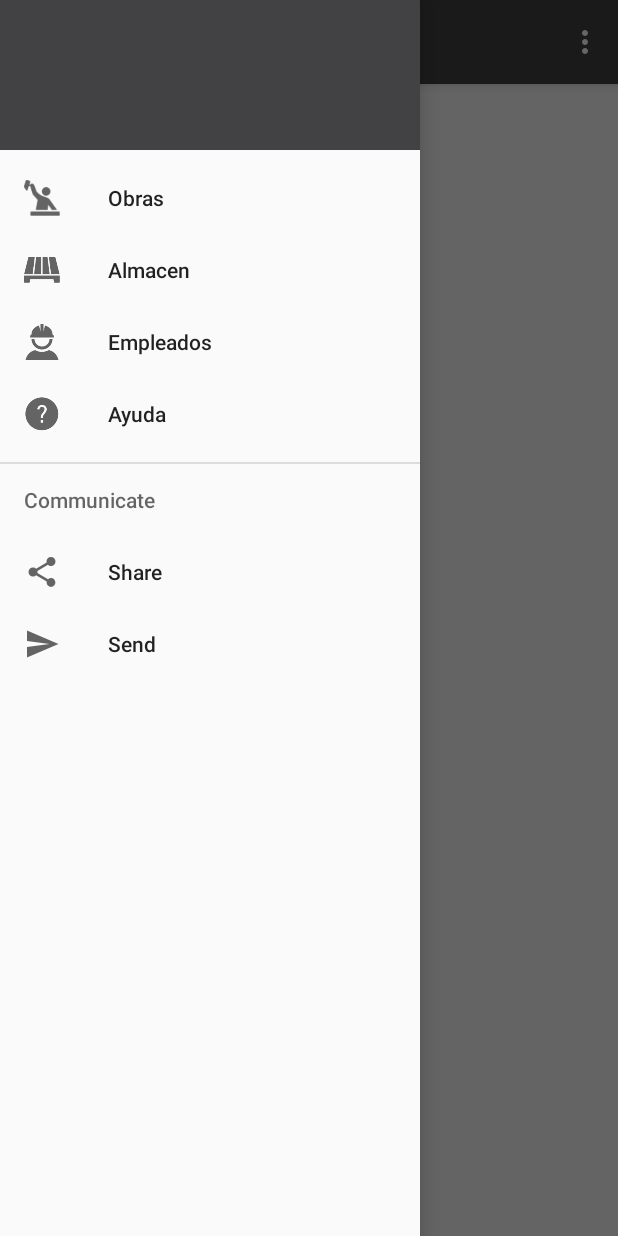
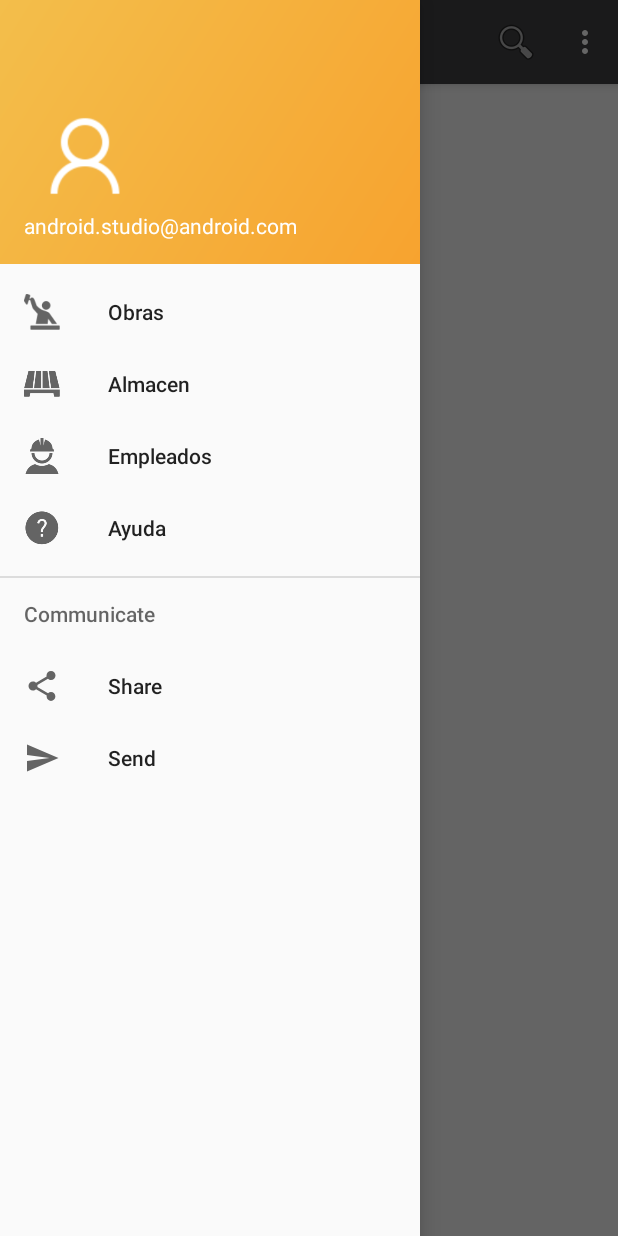
Before and after one commit to AzaelMoraless/YurtaApp, an Android app: the HomeActivity screen opened directly, with no data from a screen before it, with the side drawer open, on a phone screen of 412 x 824 dp. Run offline under Robolectric (Android 15) with nearby library versions, the phone set to English and light mode, and no system bars; Roboto replaces fonts that are not available here.

Commit message:
fragments_toolbar

```diff
--- a/app/src/main/java/mx/com/azaelmorales/yurtaapp/ObrasFragment.java
+++ b/app/src/main/java/mx/com/azaelmorales/yurtaapp/ObrasFragment.java
@@ -4,6 +4,9 @@ package mx.com.azaelmorales.yurtaapp;
 import android.os.Bundle;
 import android.support.v4.app.Fragment;
 import android.view.LayoutInflater;
+import android.view.Menu;
+import android.view.MenuInflater;
+import android.view.MenuItem;
 import android.view.View;
 import android.view.ViewGroup;
 
@@ -13,6 +16,25 @@ public class ObrasFragment extends Fragment {
     public View onCreateView(LayoutInflater inflater, ViewGroup container,
                              Bundle savedInstanceState) {
         // Inflate the layout for this fragment
+        setHasOptionsMenu(true);
         return inflater.inflate(R.layout.fragment_obras, container, false);
     }
+
+
+
+    @Override
+    public void onCreateOptionsMenu(Menu menu, MenuInflater inflater) {
+        super.onCreateOptionsMenu(menu, inflater);
+        inflater.inflate(R.menu.toolbar_obras,menu); // TU MENU
+    }
+
+    @Override
+    public boolean onOptionsItemSelected(MenuItem item) {
+        switch (item.getItemId()) {
+            case R.id.nav_obras: // TU OPCION
+                return true;
+            default:
+                return super.onOptionsItemSelected(item);
+        }
+    }
 }
--- a/app/src/main/res/drawable/side_nav_bar.xml
+++ b/app/src/main/res/drawable/side_nav_bar.xml
@@ -2,7 +2,7 @@
     android:shape="rectangle">
     <gradient
         android:angle="135"
-        android:endColor="@color/colorPrimary"
-        android:startColor="@color/colorPrimary"
+        android:endColor="#F3BE4B"
+        android:startColor="#F7A32F"
         android:type="linear" />
 </shape>
--- a/app/src/main/res/layout/app_bar_home.xml
+++ b/app/src/main/res/layout/app_bar_home.xml
@@ -6,10 +6,12 @@
     android:layout_height="match_parent"
     tools:context=".HomeActivity">
 
+
     <android.support.design.widget.AppBarLayout
         android:layout_width="match_parent"
         android:layout_height="wrap_content"
         android:theme="@style/AppTheme.AppBarOverlay">
+
 
         <android.support.v7.widget.Toolbar
             android:id="@+id/toolbar"
@@ -18,7 +20,9 @@
             android:background="?attr/colorPrimary"
             app:popupTheme="@style/AppTheme.PopupOverlay" />
 
+
     </android.support.design.widget.AppBarLayout>
+
 
     <include layout="@layout/content_home" />
 
--- a/app/src/main/res/layout/nav_header_home.xml
+++ b/app/src/main/res/layout/nav_header_home.xml
@@ -6,9 +6,25 @@
     android:background="@drawable/side_nav_bar"
     android:gravity="bottom"
     android:orientation="vertical"
-    android:paddingLeft="@dimen/activity_horizontal_margin"
-    android:paddingTop="@dimen/activity_vertical_margin"
-    android:paddingRight="@dimen/activity_horizontal_margin"
-    android:paddingBottom="@dimen/activity_vertical_margin"
+    android:paddingLeft="@dimen/nav_header_horizontal_margin"
+    android:paddingTop="@dimen/nav_header_vertical_margin"
+    android:paddingRight="@dimen/nav_header_horizontal_margin"
+    android:paddingBottom="@dimen/nav_header_vertical_margin"
     android:theme="@style/ThemeOverlay.AppCompat.Dark">
+
+    <ImageView
+        android:id="@+id/imageView"
+        android:layout_width="81dp"
+        android:layout_height="81dp"
+        android:contentDescription="@string/nav_header_desc"
+        android:paddingTop="@dimen/nav_header_vertical_spacing"
+        app:srcCompat="@drawable/ic_user_w" />
+
+    <TextView
+        android:id="@+id/textView"
+        android:layout_width="wrap_content"
+        android:layout_height="wrap_content"
+        android:text="@string/nav_header_subtitle"
+        android:textColor="#FFFFFF"/>
+
 </LinearLayout>
--- a/app/src/main/res/menu/activity_home_drawer.xml
+++ b/app/src/main/res/menu/activity_home_drawer.xml
@@ -5,19 +5,19 @@
 
     <group android:checkableBehavior="single">
         <item
-            android:id="@+id/nav_camera"
+            android:id="@+id/nav_obras"
             android:icon="@drawable/ic_obras"
             android:title="Obras" />
         <item
-            android:id="@+id/nav_gallery"
+            android:id="@+id/nav_almacen"
             android:icon="@drawable/ic_almacen"
             android:title="Almacen" />
         <item
-            android:id="@+id/nav_slideshow"
+            android:id="@+id/nav_empleado"
             android:icon="@drawable/ic_empleado"
             android:title="Empleados" />
         <item
-            android:id="@+id/nav_manage"
+            android:id="@+id/nav_ayuda"
             android:icon="@drawable/ic_ayuda"
             android:title="Ayuda" />
     </group>
@@ -35,4 +35,6 @@
         </menu>
     </item>
 
+
+
 </menu>
--- /dev/null
+++ b/app/src/main/res/menu/toolbar_obras.xml
@@ -0,0 +1,16 @@
+<?xml version="1.0" encoding="utf-8"?>
+<menu xmlns:android="http://schemas.android.com/apk/res/android"
+    xmlns:app="http://schemas.android.com/apk/res-auto">
+    <item
+        android:id="@+id/action_settings"
+        android:orderInCategory="100"
+        android:title="@string/action_settings"
+        app:showAsAction="never" />
+
+    <item
+        android:icon="@android:drawable/ic_menu_search"
+        android:title="Buscar"
+        android:id="@+id/buscar"
+        app:showAsAction="always"
+        />
+</menu>
--- a/app/src/main/res/values/dimens.xml
+++ b/app/src/main/res/values/dimens.xml
@@ -3,6 +3,8 @@
     <dimen name="activity_horizontal_margin">48dp</dimen>
     <dimen name="activity_vertical_margin">80dp</dimen>
     <dimen name="nav_header_vertical_spacing">8dp</dimen>
-    <dimen name="nav_header_height">100dp</dimen>
+    <dimen name="nav_header_horizontal_margin">16dp</dimen>
+    <dimen name="nav_header_vertical_margin">16dp</dimen>
+    <dimen name="nav_header_height">176dp</dimen>
     <dimen name="fab_margin">16dp</dimen>
 </resources>
--- a/app/src/main/res/values/styles.xml
+++ b/app/src/main/res/values/styles.xml
@@ -39,7 +39,7 @@
 
     </style>
 
-    <style name="AppTheme.AppBarOverlay" parent="ThemeOverlay.AppCompat.Dark.ActionBar" />
+    <style name="AppTheme.AppBarOverlay" parent="ThemeOverlay.AppCompat.Dark.ActionBar"/>
 
     <style name="AppTheme.PopupOverlay" parent="ThemeOverlay.AppCompat.Light" />
 </resources>
```
Also changed, not shown: app/src/main/java/mx/com/azaelmorales/yurtaapp/AlmacenFragment.java (+21 -0 lines), app/src/main/java/mx/com/azaelmorales/yurtaapp/HomeActivity.java (+9 -5 lines), app/src/main/res/layout/fragment_almacen.xml (+8 -1 lines), app/src/main/res/menu/toolbar_almacen.xml (added, +16 -0 lines), app/src/main/res/drawable/ic_user_w.png (added).
